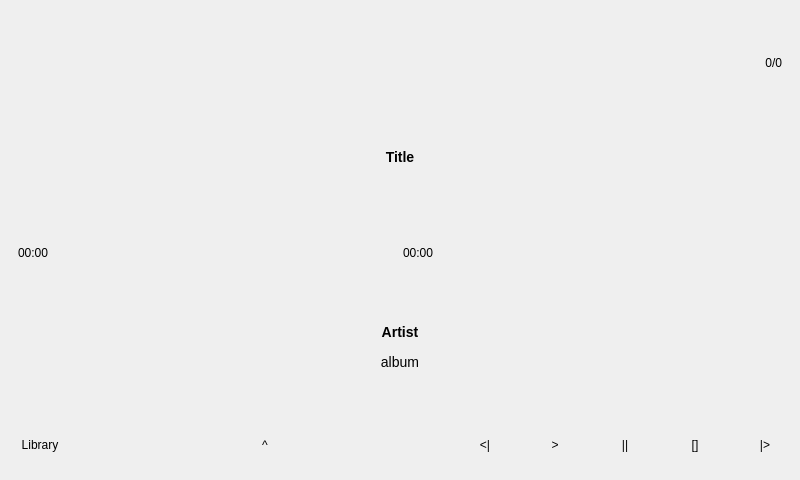
First picture: the form in src/ui/playerform.ui, repository niktischenko/someplayer, before the edit.
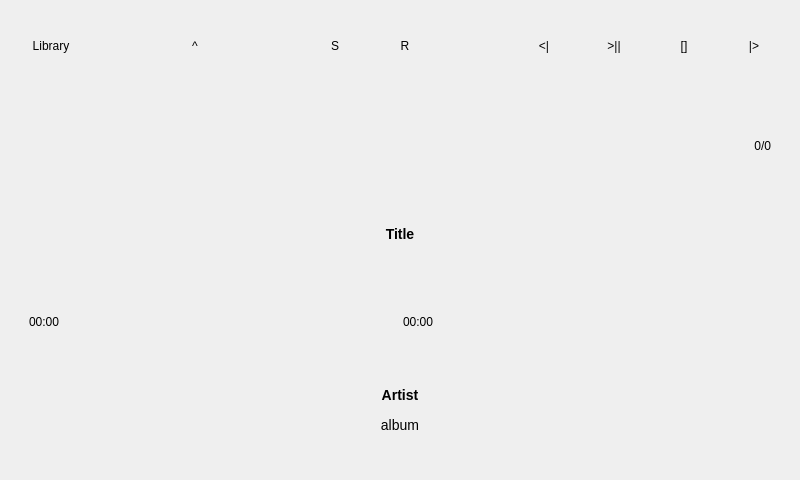
Second picture: the form after the edit.

Commit message: Implemented dynamic playlists Improved current playlist view Minor bugfixing

What changed in the file:
```diff
--- a/src/ui/playerform.ui
+++ b/src/ui/playerform.ui
@@ -14,12 +14,279 @@
    <string>Form</string>
   </property>
   <layout class="QVBoxLayout" name="verticalLayout">
-   <property name="spacing">
-    <number>0</number>
-   </property>
-   <property name="margin">
-    <number>0</number>
-   </property>
+   <item>
+    <layout class="QHBoxLayout" name="horizontalLayout">
+     <property name="spacing">
+      <number>0</number>
+     </property>
+     <item>
+      <widget class="QPushButton" name="libraryButton">
+       <property name="minimumSize">
+        <size>
+         <width>0</width>
+         <height>70</height>
+        </size>
+       </property>
+       <property name="maximumSize">
+        <size>
+         <width>16777215</width>
+         <height>70</height>
+        </size>
+       </property>
+       <property name="text">
+        <string>Library</string>
+       </property>
+       <property name="flat">
+        <bool>true</bool>
+       </property>
+      </widget>
+     </item>
+     <item>
+      <spacer name="horizontalSpacer">
+       <property name="orientation">
+        <enum>Qt::Horizontal</enum>
+       </property>
+       <property name="sizeHint" stdset="0">
+        <size>
+         <width>40</width>
+         <height>20</height>
+        </size>
+       </property>
+      </spacer>
+     </item>
+     <item>
+      <widget class="QPushButton" name="viewButton">
+       <property name="sizePolicy">
+        <sizepolicy hsizetype="Fixed" vsizetype="Fixed">
+         <horstretch>0</horstretch>
+         <verstretch>0</verstretch>
+        </sizepolicy>
+       </property>
+       <property name="minimumSize">
+        <size>
+         <width>70</width>
+         <height>70</height>
+        </size>
+       </property>
+       <property name="maximumSize">
+        <size>
+         <width>70</width>
+         <height>70</height>
+        </size>
+       </property>
+       <property name="text">
+        <string>^</string>
+       </property>
+       <property name="checkable">
+        <bool>true</bool>
+       </property>
+       <property name="flat">
+        <bool>true</bool>
+       </property>
+      </widget>
+     </item>
+     <item>
+      <spacer name="horizontalSpacer_3">
+       <property name="orientation">
+        <enum>Qt::Horizontal</enum>
+       </property>
+       <property name="sizeHint" stdset="0">
+        <size>
+         <width>40</width>
+         <height>20</height>
+        </size>
+       </property>
+      </spacer>
+     </item>
+     <item>
+      <widget class="QPushButton" name="randomButton">
+       <property name="sizePolicy">
+        <sizepolicy hsizetype="Fixed" vsizetype="Fixed">
+         <horstretch>0</horstretch>
+         <verstretch>0</verstretch>
+        </sizepolicy>
+       </property>
+       <property name="minimumSize">
+        <size>
+         <width>70</width>
+         <height>70</height>
+        </size>
+       </property>
+       <property name="maximumSize">
+        <size>
+         <width>70</width>
+         <height>70</height>
+        </size>
+       </property>
+       <property name="text">
+        <string>S</string>
+       </property>
+       <property name="checkable">
+        <bool>true</bool>
+       </property>
+       <property name="flat">
+        <bool>true</bool>
+       </property>
+      </widget>
+     </item>
+     <item>
+      <widget class="QPushButton" name="repeatButton">
+       <property name="sizePolicy">
+        <sizepolicy hsizetype="Fixed" vsizetype="Fixed">
+         <horstretch>0</horstretch>
+         <verstretch>0</verstretch>
+        </sizepolicy>
+       </property>
+       <property name="minimumSize">
+        <size>
+         <width>70</width>
+         <height>70</height>
+        </size>
+       </property>
+       <property name="maximumSize">
+        <size>
+         <width>70</width>
+         <height>70</height>
+        </size>
+       </property>
+       <property name="text">
+        <string>R</string>
+       </property>
+       <property name="checkable">
+        <bool>true</bool>
+       </property>
+       <property name="flat">
+        <bool>true</bool>
+       </property>
+      </widget>
+     </item>
+     <item>
+      <spacer name="horizontalSpacer_4">
+       <property name="orientation">
+        <enum>Qt::Horizontal</enum>
+       </property>
+       <property name="sizeHint" stdset="0">
+        <size>
+         <width>40</width>
+         <height>20</height>
+        </size>
+       </property>
+      </spacer>
+     </item>
+     <item>
+      <widget class="QPushButton" name="prevButton">
+       <property name="sizePolicy">
+        <sizepolicy hsizetype="Fixed" vsizetype="Fixed">
+         <horstretch>0</horstretch>
+         <verstretch>0</verstretch>
+        </sizepolicy>
+       </property>
+       <property name="minimumSize">
+        <size>
+         <width>70</width>
+         <height>70</height>
+        </size>
+       </property>
+       <property name="maximumSize">
+        <size>
+         <width>70</width>
+         <height>70</height>
+        </size>
+       </property>
+       <property name="text">
+        <string>&lt;|</string>
+       </property>
+       <property name="flat">
+        <bool>true</bool>
+       </property>
+      </widget>
+     </item>
+     <item>
+      <widget class="QPushButton" name="playpauseButton">
+       <property name="sizePolicy">
+        <sizepolicy hsizetype="Fixed" vsizetype="Fixed">
+         <horstretch>0</horstretch>
+         <verstretch>0</verstretch>
+        </sizepolicy>
+       </property>
+       <property name="minimumSize">
+        <size>
+         <width>70</width>
+         <height>70</height>
+        </size>
+       </property>
+       <property name="maximumSize">
+        <size>
+         <width>70</width>
+         <height>70</height>
+        </size>
+       </property>
+       <property name="text">
+        <string>&gt;||</string>
+       </property>
+       <property name="flat">
+        <bool>true</bool>
+       </property>
+      </widget>
+     </item>
+     <item>
+      <widget class="QPushButton" name="stopButton">
+       <property name="sizePolicy">
+        <sizepolicy hsizetype="Fixed" vsizetype="Fixed">
+         <horstretch>0</horstretch>
+         <verstretch>0</verstretch>
+        </sizepolicy>
+       </property>
+       <property name="minimumSize">
+        <size>
+         <width>70</width>
+         <height>70</height>
+        </size>
+       </property>
+       <property name="maximumSize">
+        <size>
+         <width>70</width>
+         <height>70</height>
+        </size>
+       </property>
+       <property name="text">
+        <string>[]</string>
+       </property>
+       <property name="flat">
+        <bool>true</bool>
+       </property>
+      </widget>
+     </item>
+     <item>
+      <widget class="QPushButton" name="nextButton">
+       <property name="sizePolicy">
+        <sizepolicy hsizetype="Fixed" vsizetype="Fixed">
+         <horstretch>0</horstretch>
+         <verstretch>0</verstretch>
+        </sizepolicy>
+       </property>
+       <property name="minimumSize">
+        <size>
+         <width>70</width>
+         <height>70</height>
+        </size>
+       </property>
+       <property name="maximumSize">
+        <size>
+         <width>70</width>
+         <height>70</height>
+        </size>
+       </property>
+       <property name="text">
+        <string>|&gt;</string>
+       </property>
+       <property name="flat">
+        <bool>true</bool>
+       </property>
+      </widget>
+     </item>
+    </layout>
+   </item>
    <item>
     <widget class="QStackedWidget" name="stackedWidget">
      <property name="currentIndex">
@@ -133,232 +400,6 @@
      </widget>
     </widget>
    </item>
-   <item>
-    <layout class="QHBoxLayout" name="horizontalLayout">
-     <property name="spacing">
-      <number>0</number>
-     </property>
-     <item>
-      <widget class="QPushButton" name="libraryButton">
-       <property name="minimumSize">
-        <size>
-         <width>0</width>
-         <height>70</height>
-        </size>
-       </property>
-       <property name="maximumSize">
-        <size>
-         <width>16777215</width>
-         <height>70</height>
-        </size>
-       </property>
-       <property name="text">
-        <string>Library</string>
-       </property>
-       <property name="flat">
-        <bool>true</bool>
-       </property>
-      </widget>
-     </item>
-     <item>
-      <spacer name="horizontalSpacer">
-       <property name="orientation">
-        <enum>Qt::Horizontal</enum>
-       </property>
-       <property name="sizeHint" stdset="0">
-        <size>
-         <width>40</width>
-         <height>20</height>
-        </size>
-       </property>
-      </spacer>
-     </item>
-     <item>
-      <widget class="QPushButton" name="viewButton">
-       <property name="sizePolicy">
-        <sizepolicy hsizetype="Fixed" vsizetype="Fixed">
-         <horstretch>0</horstretch>
-         <verstretch>0</verstretch>
-        </sizepolicy>
-       </property>
-       <property name="minimumSize">
-        <size>
-         <width>70</width>
-         <height>70</height>
-        </size>
-       </property>
-       <property name="maximumSize">
-        <size>
-         <width>70</width>
-         <height>70</height>
-        </size>
-       </property>
-       <property name="text">
-        <string>^</string>
-       </property>
-       <property name="checkable">
-        <bool>true</bool>
-       </property>
-       <property name="flat">
-        <bool>true</bool>
-       </property>
-      </widget>
-     </item>
-     <item>
-      <spacer name="horizontalSpacer_3">
-       <property name="orientation">
-        <enum>Qt::Horizontal</enum>
-       </property>
-       <property name="sizeHint" stdset="0">
-        <size>
-         <width>40</width>
-         <height>20</height>
-        </size>
-       </property>
-      </spacer>
-     </item>
-     <item>
-      <widget class="QPushButton" name="prevButton">
-       <property name="sizePolicy">
-        <sizepolicy hsizetype="Fixed" vsizetype="Fixed">
-         <horstretch>0</horstretch>
-         <verstretch>0</verstretch>
-        </sizepolicy>
-       </property>
-       <property name="minimumSize">
-        <size>
-         <width>70</width>
-         <height>70</height>
-        </size>
-       </property>
-       <property name="maximumSize">
-        <size>
-         <width>70</width>
-         <height>70</height>
-        </size>
-       </property>
-       <property name="text">
-        <string>&lt;|</string>
-       </property>
-       <property name="flat">
-        <bool>true</bool>
-       </property>
-      </widget>
-     </item>
-     <item>
-      <widget class="QPushButton" name="playButton">
-       <property name="sizePolicy">
-        <sizepolicy hsizetype="Fixed" vsizetype="Fixed">
-         <horstretch>0</horstretch>
-         <verstretch>0</verstretch>
-        </sizepolicy>
-       </property>
-       <property name="minimumSize">
-        <size>
-         <width>70</width>
-         <height>70</height>
-        </size>
-       </property>
-       <property name="maximumSize">
-        <size>
-         <width>70</width>
-         <height>70</height>
-        </size>
-       </property>
-       <property name="text">
-        <string>&gt;</string>
-       </property>
-       <property name="flat">
-        <bool>true</bool>
-       </property>
-      </widget>
-     </item>
-     <item>
-      <widget class="QPushButton" name="pauseButton">
-       <property name="sizePolicy">
-        <sizepolicy hsizetype="Fixed" vsizetype="Fixed">
-         <horstretch>0</horstretch>
-         <verstretch>0</verstretch>
-        </sizepolicy>
-       </property>
-       <property name="minimumSize">
-        <size>
-         <width>70</width>
-         <height>70</height>
-        </size>
-       </property>
-       <property name="maximumSize">
-        <size>
-         <width>70</width>
-         <height>70</height>
-        </size>
-       </property>
-       <property name="text">
-        <string>||</string>
-       </property>
-       <property name="flat">
-        <bool>true</bool>
-       </property>
-      </widget>
-     </item>
-     <item>
-      <widget class="QPushButton" name="stopButton">
-       <property name="sizePolicy">
-        <sizepolicy hsizetype="Fixed" vsizetype="Fixed">
-         <horstretch>0</horstretch>
-         <verstretch>0</verstretch>
-        </sizepolicy>
-       </property>
-       <property name="minimumSize">
-        <size>
-         <width>70</width>
-         <height>70</height>
-        </size>
-       </property>
-       <property name="maximumSize">
-        <size>
-         <width>70</width>
-         <height>70</height>
-        </size>
-       </property>
-       <property name="text">
-        <string>[]</string>
-       </property>
-       <property name="flat">
-        <bool>true</bool>
-       </property>
-      </widget>
-     </item>
-     <item>
-      <widget class="QPushButton" name="nextButton">
-       <property name="sizePolicy">
-        <sizepolicy hsizetype="Fixed" vsizetype="Fixed">
-         <horstretch>0</horstretch>
-         <verstretch>0</verstretch>
-        </sizepolicy>
-       </property>
-       <property name="minimumSize">
-        <size>
-         <width>70</width>
-         <height>70</height>
-        </size>
-       </property>
-       <property name="maximumSize">
-        <size>
-         <width>70</width>
-         <height>70</height>
-        </size>
-       </property>
-       <property name="text">
-        <string>|&gt;</string>
-       </property>
-       <property name="flat">
-        <bool>true</bool>
-       </property>
-      </widget>
-     </item>
-    </layout>
-   </item>
   </layout>
  </widget>
  <resources/>
```
Left out of the diff: 5 changed lines with no effect on the pictures. The commit also changes 21 other files.
